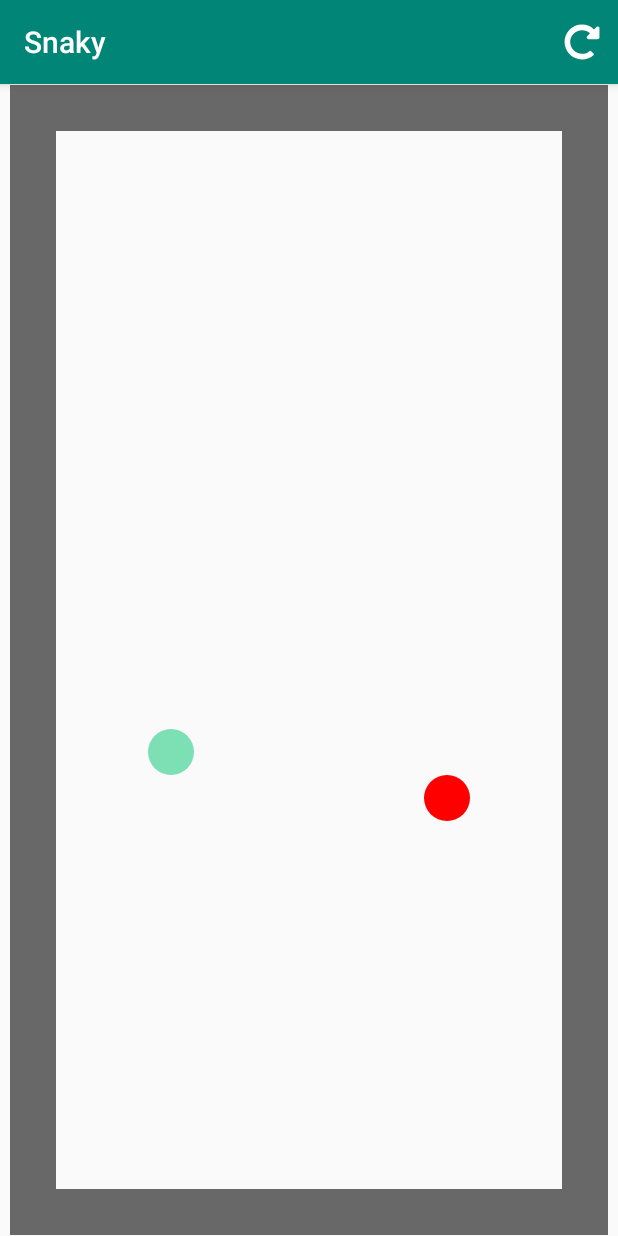
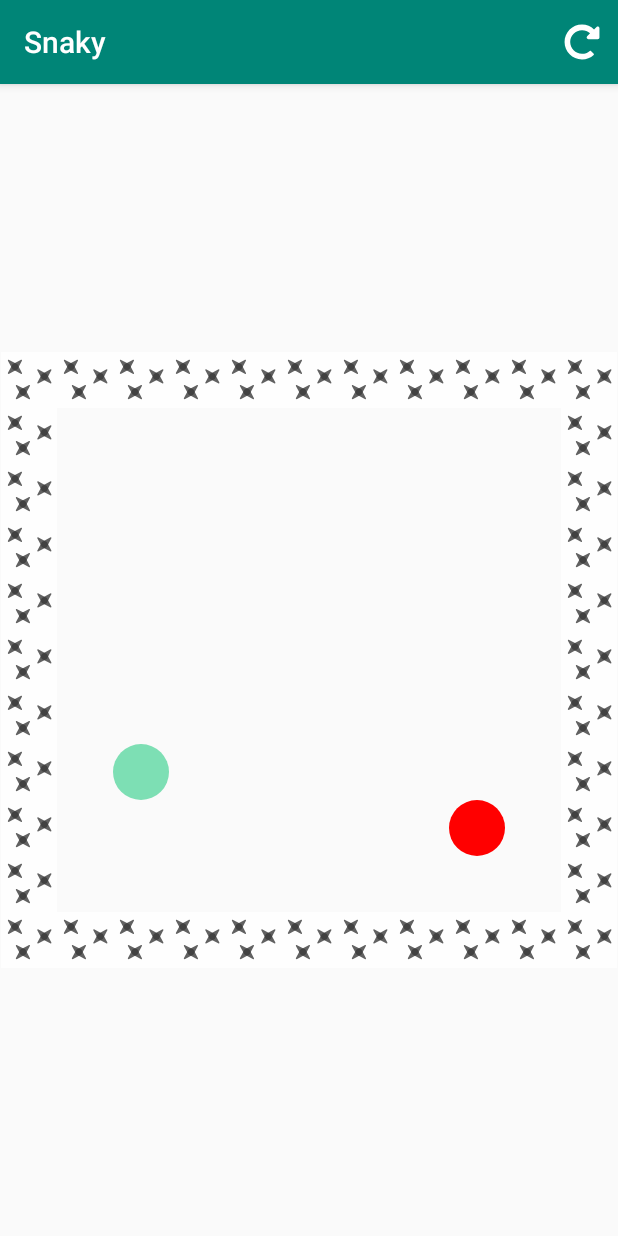
Before and after one commit to alberluc/SnakyAndroid, an Android app: the screen it shows after launch (MainActivity), after a tap on "Start game", on a phone screen of 412 x 824 dp. Run offline under Robolectric (Android 15) with nearby library versions, the phone set to English and light mode, and no system bars.

Commit message:
add snake parts

```diff
--- a/app/src/main/AndroidManifest.xml
+++ b/app/src/main/AndroidManifest.xml
@@ -1,6 +1,8 @@
 <?xml version="1.0" encoding="utf-8"?>
 <manifest xmlns:android="http://schemas.android.com/apk/res/android"
     package="com.example.snaky">
+
+    <uses-permission android:name="android.permission.RECORD_AUDIO" />
 
     <application
         android:allowBackup="true"
@@ -12,7 +14,6 @@
         <activity android:name=".MainActivity">
             <intent-filter>
                 <action android:name="android.intent.action.MAIN" />
-
                 <category android:name="android.intent.category.LAUNCHER" />
             </intent-filter>
         </activity>
--- a/app/src/main/java/com/example/snaky/Game.kt
+++ b/app/src/main/java/com/example/snaky/Game.kt
@@ -7,7 +7,7 @@ interface GameDelegate {
     fun onGameStart()
     fun onGameInit()
     fun onGameLose()
-    fun onUpdateAnimate()
+    fun onGameUpdate()
 }
 
 object Game: RedrawHandlerDelegate {
@@ -52,6 +52,6 @@ object Game: RedrawHandlerDelegate {
 
     override fun onLoopExecute() {
         Snake.move();
-        delegate?.onUpdateAnimate()
+        delegate?.onGameUpdate()
     }
 }
--- a/app/src/main/java/com/example/snaky/MainActivity.kt
+++ b/app/src/main/java/com/example/snaky/MainActivity.kt
@@ -2,13 +2,10 @@ package com.example.snaky
 
 import android.support.v7.app.AppCompatActivity
 import android.os.Bundle
-import android.support.v4.view.MotionEventCompat
-import android.util.Log
 import android.view.*
 import com.example.snaky.view.SnakeGrid
 import android.support.v4.view.GestureDetectorCompat
 import com.example.snaky.listeners.DetectSwipeGestureListener
-import android.text.method.Touch.onTouchEvent
 import android.view.MotionEvent
 import com.example.snaky.dialog_fragment.MenuDialogFragment
 
@@ -32,11 +29,6 @@ class MainActivity : AppCompatActivity(), GameDelegate {
         Game.setup()
     }
 
-    override fun onTouchEvent(event: MotionEvent): Boolean {
-        gestureDetectorCompat!!.onTouchEvent(event)
-        return true
-    }
-
     override fun onCreateOptionsMenu(menu: Menu): Boolean {
         val inflater: MenuInflater = menuInflater
         inflater.inflate(R.menu.game_menu, menu)
@@ -54,16 +46,25 @@ class MainActivity : AppCompatActivity(), GameDelegate {
         }
     }
 
-    override fun onGameStart() {
-        val itemStateGame = this.menu?.getItem(0)
-        itemStateGame?.setIcon(R.drawable.ic_restart)
-        Snake.countMoveTile = 1
+    override fun onTouchEvent(event: MotionEvent): Boolean {
+        gestureDetectorCompat!!.onTouchEvent(event)
+        return true
+    }
+
+    fun onSwipe(direction: AbstractShape.Direction) {
+        Snake.direction = direction
     }
 
     override fun onGameInit() {
         val itemStateGame = this.menu?.getItem(0)
         itemStateGame?.setIcon(R.drawable.ic_game)
+        Snake.init()
         snakeGrid?.clearTiles()
+    }
+
+    override fun onGameStart() {
+        val itemStateGame = this.menu?.getItem(0)
+        itemStateGame?.setIcon(R.drawable.ic_restart)
     }
 
     override fun onGameLose() {
@@ -73,12 +74,8 @@ class MainActivity : AppCompatActivity(), GameDelegate {
         dialog.show(supportFragmentManager, "MenuDialogFragment")
     }
 
-    override fun onUpdateAnimate() {
+    override fun onGameUpdate() {
         snakeGrid?.updateTiles()
         snakeGrid?.invalidate()
     }
-
-    fun onSwipe(direction: AbstractShape.Direction) {
-        Snake.direction = direction
-    }
 }
--- /dev/null
+++ b/app/src/main/java/com/example/snaky/Position.kt
@@ -0,0 +1,13 @@
+package com.example.snaky
+
+class Position(x: Int, y: Int) {
+
+    var x: Int
+
+    var y: Int
+
+    init {
+        this.x = x
+        this.y = y
+    }
+}
--- a/app/src/main/java/com/example/snaky/Snake.kt
+++ b/app/src/main/java/com/example/snaky/Snake.kt
@@ -2,10 +2,29 @@ package com.example.snaky
 
 object Snake: AbstractShape() {
 
-    var parts: ArrayList<SnakePart> = ArrayList();
+    private var headPositions: ArrayList<Position> = ArrayList()
+
+    private var countParts: Int = 0
 
     fun addPart() {
-        parts.add(SnakePart())
+        countParts++
     }
 
+    fun init() {
+        countMoveTile = 1
+        direction = Direction.Down
+        countParts = 0
+        headPositions = ArrayList()
+    }
+
+    fun getHeadPositions(): ArrayList<Position> {
+        return headPositions
+    }
+
+    fun addHeadPosition(position: Position) {
+        headPositions.add(position)
+        if (headPositions.size > countParts) {
+            headPositions.removeAt(0)
+        }
+    }
 }
--- a/app/src/main/java/com/example/snaky/view/SnakeGrid.kt
+++ b/app/src/main/java/com/example/snaky/view/SnakeGrid.kt
@@ -4,7 +4,9 @@ import android.content.Context
 import android.content.res.Resources
 import android.support.v4.content.res.ResourcesCompat
 import android.util.AttributeSet
+import android.util.Log
 import com.example.snaky.Game
+import com.example.snaky.Position
 import com.example.snaky.R
 import com.example.snaky.Snake
 
@@ -31,10 +33,11 @@ class SnakeGrid: GridView {
 
     override fun initTiles() {
         setFocusable(true)
-        var r: Resources = this.context.resources
+        val r: Resources = this.context.resources
         resetTileList(TILE_FOOD + 1)
-        loadTile(TILE_WALL, ResourcesCompat.getDrawable(r, R.drawable.ic_wall_snake, null)!!)
+        loadTile(TILE_WALL, ResourcesCompat.getDrawable(r, R.drawable.ic_frame_wall_1, null)!!)
         loadTile(TILE_SNAKE_HEAD, ResourcesCompat.getDrawable(r, R.drawable.ic_snake, null)!!)
+        loadTile(TILE_SNAKE_PART, ResourcesCompat.getDrawable(r, R.drawable.ic_snake_part, null)!!)
         loadTile(TILE_FOOD, ResourcesCompat.getDrawable(r, R.drawable.ic_apple, null)!!)
 
         Snake.posX = (nbTileX / 2) - 3
@@ -54,28 +57,26 @@ class SnakeGrid: GridView {
     }
 
     fun updateTiles() {
-        // Clear values
+        // Clear and draw last head positions in snake part
+        changeTilesValue(TILE_SNAKE_PART, TILE_EMPTY)
+        for (position in Snake.getHeadPositions()) {
+            setTile(TILE_SNAKE_PART, position.x, position.y)
+        }
+        // Save current head position
+        val headPosition = Position(Snake.posX, Snake.posY)
+        Snake.addHeadPosition(headPosition)
+        // Clear and draw head position and handle the tile touched
         changeTilesValue(TILE_SNAKE_HEAD, TILE_EMPTY)
-        changeTilesValue(TILE_SNAKE_PART, TILE_EMPTY)
-        // Reset values
         val tileTouched = setTile(TILE_SNAKE_HEAD, Snake.posX, Snake.posY)
         when (tileTouched) {
-            TILE_WALL -> {
-                setTile(TILE_WALL, Snake.posX, Snake.posY)
+            TILE_SNAKE_HEAD, TILE_WALL, TILE_SNAKE_PART -> {
                 Game.delegate?.onGameLose()
             }
             TILE_FOOD -> {
+                Snake.addPart()
                 changeTilesValue(TILE_FOOD, TILE_SNAKE_PART)
                 setRandomTile(TILE_FOOD)
             }
         }
-        for (part in Snake.parts) {
-            val tileTouched = setTile(TILE_SNAKE_HEAD, part.posX, part.posY)
-            when (tileTouched) {
-                TILE_SNAKE_HEAD or TILE_FOOD -> {
-                    Game.delegate?.onGameLose()
-                }
-            }
-        }
     }
 }
--- /dev/null
+++ b/app/src/main/res/drawable-xxhdpi/ic_snake_part.xml
@@ -0,0 +1,10 @@
+<?xml version="1.0" encoding="utf-8"?>
+<shape
+        xmlns:android="http://schemas.android.com/apk/res/android"
+        android:shape="oval">
+    <solid
+            android:color="#805AE0A4"/>
+    <size
+            android:width="120dp"
+            android:height="120dp"/>
+</shape>
--- /dev/null
+++ b/app/src/main/res/drawable/ic_frame_wall_1.xml
@@ -0,0 +1,17 @@
+<vector android:height="24dp" android:viewportHeight="68"
+    android:viewportWidth="68" android:width="24dp" xmlns:android="http://schemas.android.com/apk/res/android">
+    <path android:fillAlpha="0.8" android:fillColor="#ffffff"
+        android:pathData="M0,0h68v68h-68z" android:strokeAlpha="0.8"/>
+    <path android:fillAlpha="0.8" android:fillColor="#393939"
+        android:pathData="M8.5626,26.3596C8.2612,26.0582 8.2295,25.5892 8.4675,25.2525C8.524,25.1725 8.5862,25.0959 8.6324,25.0096L14,15L23.967,9.6745C24.0537,9.6281 24.1308,9.5657 24.2112,9.509C24.5479,9.2714 25.0165,9.3033 25.3177,9.6045C25.6178,9.9046 25.6506,10.3708 25.416,10.7072C25.358,10.7904 25.2938,10.8702 25.2468,10.9601L20,21L9.9174,26.2889C9.828,26.3358 9.7487,26.3996 9.666,26.4574C9.3295,26.6925 8.8629,26.6599 8.5626,26.3596Z" android:strokeAlpha="0.8"/>
+    <path android:fillAlpha="0.8" android:fillColor="#393939"
+        android:pathData="M8.5626,9.6045C8.8995,9.2676 9.4457,9.2676 9.7825,9.6045L20,15L25.3177,25.1397C25.6546,25.4766 25.6546,26.0228 25.3177,26.3596C24.9809,26.6965 24.4347,26.6965 24.0979,26.3596L14,21L8.5626,10.8244C8.2258,10.4875 8.2258,9.9414 8.5626,9.6045Z" android:strokeAlpha="0.8"/>
+    <path android:fillAlpha="0.8" android:fillColor="#393939"
+        android:pathData="M18.2527,57.0077C17.9512,56.7063 17.9195,56.2373 18.1575,55.9006C18.214,55.8207 18.2762,55.744 18.3224,55.6577L23.69,45.6481L33.657,40.3226C33.7438,40.2762 33.8208,40.2138 33.9012,40.1571C34.2379,39.9196 34.7065,39.9514 35.0077,40.2527C35.3078,40.5528 35.3406,41.019 35.106,41.3553C35.048,41.4385 34.9838,41.5183 34.9368,41.6082L29.69,51.6481L19.6074,56.937C19.518,56.9839 19.4387,57.0477 19.356,57.1056C19.0196,57.3406 18.5529,57.308 18.2527,57.0077Z" android:strokeAlpha="0.8"/>
+    <path android:fillAlpha="0.8" android:fillColor="#393939"
+        android:pathData="M18.2526,40.2526C18.5895,39.9158 19.1357,39.9158 19.4725,40.2526L29.69,45.6481L35.0077,55.7879C35.3446,56.1247 35.3446,56.6709 35.0077,57.0077C34.6709,57.3446 34.1247,57.3446 33.7879,57.0077L23.69,51.6481L18.2526,41.4725C17.9158,41.1357 17.9158,40.5895 18.2526,40.2526Z" android:strokeAlpha="0.8"/>
+    <path android:fillAlpha="0.8" android:fillColor="#393939"
+        android:pathData="M44.2527,38.0077C43.9512,37.7063 43.9195,37.2373 44.1575,36.9006C44.214,36.8207 44.2762,36.744 44.3224,36.6577L49.69,26.6481L59.657,21.3226C59.7438,21.2762 59.8208,21.2138 59.9012,21.1571C60.2379,20.9196 60.7065,20.9514 61.0077,21.2527C61.3078,21.5528 61.3406,22.019 61.106,22.3553C61.048,22.4385 60.9838,22.5183 60.9368,22.6082L55.69,32.6481L45.6074,37.937C45.518,37.9839 45.4387,38.0477 45.356,38.1056C45.0196,38.3406 44.5529,38.308 44.2527,38.0077Z" android:strokeAlpha="0.8"/>
+    <path android:fillAlpha="0.8" android:fillColor="#393939"
+        android:pathData="M44.2526,21.2526C44.5895,20.9158 45.1357,20.9158 45.4725,21.2526L55.69,26.6481L61.0077,36.7879C61.3446,37.1247 61.3446,37.6709 61.0077,38.0077C60.6709,38.3446 60.1247,38.3446 59.7879,38.0077L49.69,32.6481L44.2526,22.4725C43.9158,22.1357 43.9158,21.5895 44.2526,21.2526Z" android:strokeAlpha="0.8"/>
+</vector>
--- a/build.gradle
+++ b/build.gradle
@@ -19,7 +19,6 @@ allprojects {
     repositories {
         google()
         jcenter()
-
     }
 }
 
```
Also changed, not shown: app/src/main/java/com/example/snaky/view/GridView.kt (+10 -11 lines), app/src/main/res/drawable/ic_frame_wall.xml (added, +17 -0 lines), app/src/main/res/drawable-hdpi/ic_wall.png (added), app/src/main/res/drawable-mdpi/ic_wall.png (added), app/src/main/res/drawable-xhdpi/ic_wall.png (added), app/src/main/res/drawable-xxhdpi/ic_wall.png (added), app/src/main/res/drawable-xxxhdpi/ic_wall.png (added).
